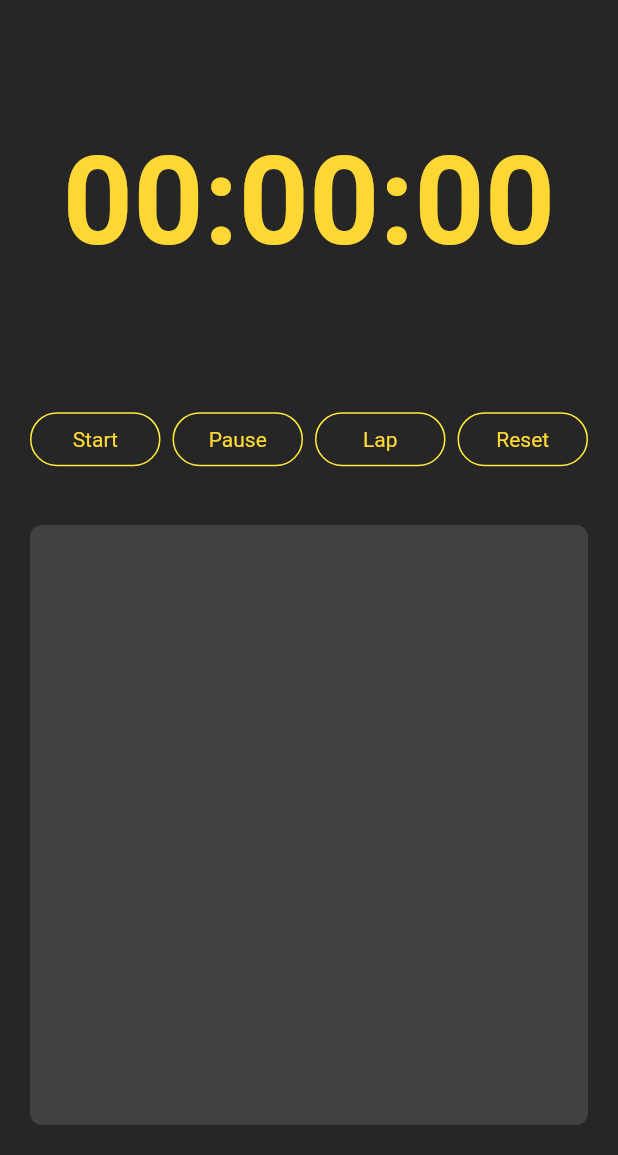
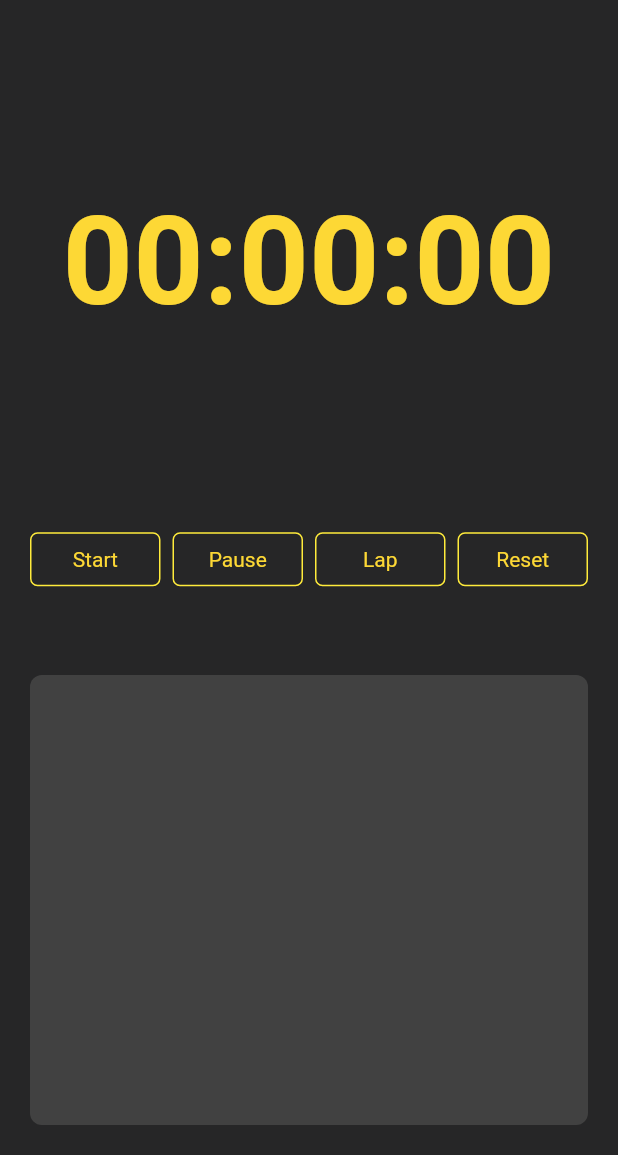
Before and after one commit to ananaziz96/flutter_stopwatch, a Flutter app: the screen it shows after launch, on a phone screen of 412 x 824 dp, the part 81-1236 px from its top. Run offline on Flutter 3.47's test engine with Material 2 defaults, Android fonts, the phone set to English and light mode, and no system bars; Roboto replaces fonts that are missing (cursive).

```diff
--- a/lib/main.dart
+++ b/lib/main.dart
@@ -119,13 +119,6 @@ class _HomeAppState extends State<HomeApp> {
                           ],
                         ),
                       ),
-                      // Text("My Stopwatch",
-                      // style: TextStyle(
-                      //     color: Colors.yellow[600],
-                      //     fontSize: 28.0,
-                      //     fontWeight: FontWeight.bold,
-                      //     fontStyle: FontStyle.italic,
-                      //     fontFamily: 'cursive')),
                     ),
                     SizedBox(
                       height: 20.0,
@@ -149,7 +142,8 @@ class _HomeAppState extends State<HomeApp> {
                                   start();
                                   // (started) ? start() : stop();
                                 },
-                                shape: const StadiumBorder(
+                                shape: RoundedRectangleBorder(
+                                  borderRadius: BorderRadius.circular(5.0),
                                   side: BorderSide(color: Colors.yellow),
                                 ),
                                 child: Text(
@@ -164,7 +158,8 @@ class _HomeAppState extends State<HomeApp> {
                                 onPressed: () {
                                   stop();
                                 },
-                                shape: const StadiumBorder(
+                                shape: RoundedRectangleBorder(
+                                  borderRadius: BorderRadius.circular(5.0),
                                   side: BorderSide(color: Colors.yellow),
                                 ),
                                 child: Text(
@@ -179,7 +174,8 @@ class _HomeAppState extends State<HomeApp> {
                                 onPressed: () {
                                   addLaps();
                                 },
-                                shape: const StadiumBorder(
+                                shape: RoundedRectangleBorder(
+                                  borderRadius: BorderRadius.circular(5.0),
                                   side: BorderSide(color: Colors.yellow),
                                 ),
                                 child: Text(
@@ -194,7 +190,8 @@ class _HomeAppState extends State<HomeApp> {
                                 onPressed: () {
                                   reset();
                                 },
-                                shape: const StadiumBorder(
+                                shape: RoundedRectangleBorder(
+                                  borderRadius: BorderRadius.circular(5.0),
                                   side: BorderSide(color: Colors.yellow),
                                 ),
                                 child: Text(
@@ -205,7 +202,9 @@ class _HomeAppState extends State<HomeApp> {
                     ),
                     SingleChildScrollView(
                         child: Container(
-                            height: 400.0,
+                            //max width and height for mobile/web
+                            height: 300.0,
+                            width: 600.0,
                             decoration: BoxDecoration(
                               color: Color.fromARGB(255, 65, 65, 65),
                               borderRadius: BorderRadius.circular(8.0),
```
Also changed, not shown: 11 other files.
